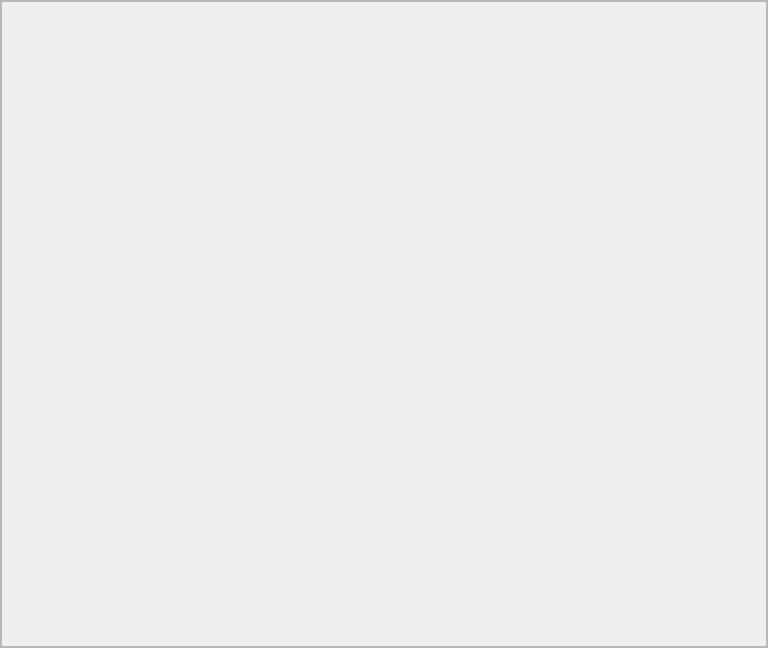
Above: ui/ui_files/custom_interior_condition.ui from ali7haider/railway-automation-system before the change. Below: the same form after it.
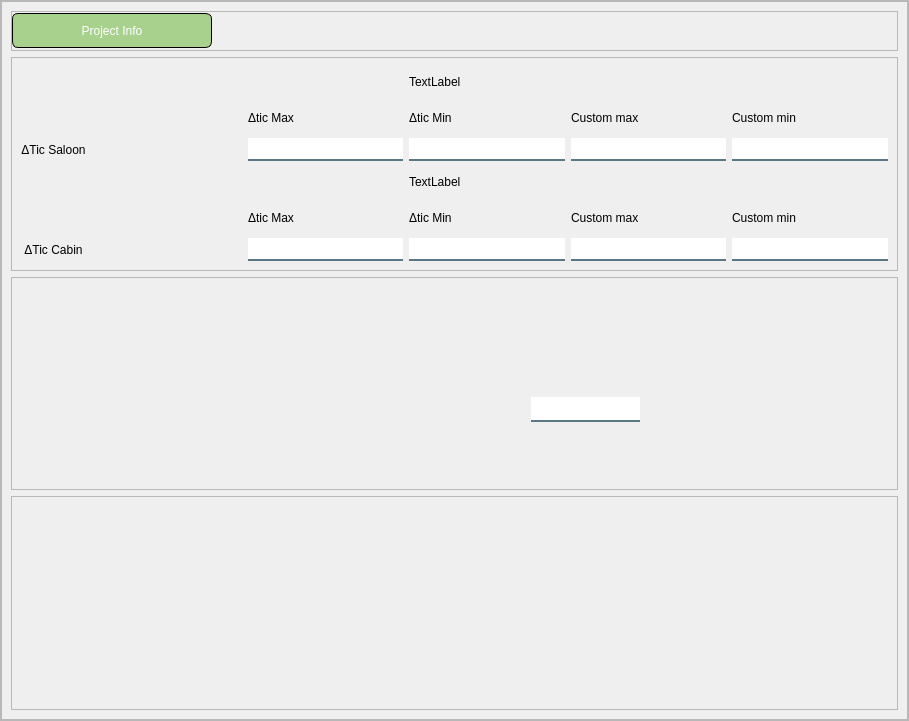
That is the form after the change.

Commit message: Enhance custom interior condition UI with updated dimensions and additional layout elements for improved user experience

```diff
--- a/ui/ui_files/custom_interior_condition.ui
+++ b/ui/ui_files/custom_interior_condition.ui
@@ -6,8 +6,8 @@
    <rect>
     <x>0</x>
     <y>0</y>
-    <width>768</width>
-    <height>648</height>
+    <width>909</width>
+    <height>721</height>
    </rect>
   </property>
   <property name="windowTitle">
@@ -93,10 +93,283 @@
           <rect>
            <x>0</x>
            <y>0</y>
-           <width>764</width>
-           <height>644</height>
+           <width>905</width>
+           <height>717</height>
           </rect>
          </property>
+         <layout class="QVBoxLayout" name="verticalLayout_3">
+          <item>
+           <widget class="QFrame" name="frame_2">
+            <property name="maximumSize">
+             <size>
+              <width>16777215</width>
+              <height>40</height>
+             </size>
+            </property>
+            <property name="frameShape">
+             <enum>QFrame::StyledPanel</enum>
+            </property>
+            <property name="frameShadow">
+             <enum>QFrame::Raised</enum>
+            </property>
+            <layout class="QVBoxLayout" name="verticalLayout_4">
+             <property name="spacing">
+              <number>0</number>
+             </property>
+             <property name="leftMargin">
+              <number>0</number>
+             </property>
+             <property name="topMargin">
+              <number>0</number>
+             </property>
+             <property name="rightMargin">
+              <number>0</number>
+             </property>
+             <property name="bottomMargin">
+              <number>0</number>
+             </property>
+             <item alignment="Qt::AlignLeft">
+              <widget class="QLabel" name="label">
+               <property name="minimumSize">
+                <size>
+                 <width>200</width>
+                 <height>0</height>
+                </size>
+               </property>
+               <property name="maximumSize">
+                <size>
+                 <width>16777215</width>
+                 <height>35</height>
+                </size>
+               </property>
+               <property name="styleSheet">
+                <string notr="true">border-radius:6px;
+padding:5px;
+border:1px solid black;
+background-color:#A9D18E;
+color:#fff;</string>
+               </property>
+               <property name="text">
+                <string>Project Info</string>
+               </property>
+               <property name="alignment">
+                <set>Qt::AlignCenter</set>
+               </property>
+              </widget>
+             </item>
+            </layout>
+           </widget>
+          </item>
+          <item>
+           <widget class="QFrame" name="frame_3">
+            <property name="frameShape">
+             <enum>QFrame::StyledPanel</enum>
+            </property>
+            <property name="frameShadow">
+             <enum>QFrame::Raised</enum>
+            </property>
+            <layout class="QGridLayout" name="gridLayout">
+             <item row="0" column="3">
+              <widget class="QLabel" name="lblSaloonStandard">
+               <property name="text">
+                <string>TextLabel</string>
+               </property>
+              </widget>
+             </item>
+             <item row="5" column="5">
+              <widget class="QLineEdit" name="lineEdit_10"/>
+             </item>
+             <item row="4" column="4">
+              <widget class="QLabel" name="lblSaloonStandard_5">
+               <property name="text">
+                <string>Custom max</string>
+               </property>
+               <property name="alignment">
+                <set>Qt::AlignLeading|Qt::AlignLeft|Qt::AlignVCenter</set>
+               </property>
+              </widget>
+             </item>
+             <item row="1" column="2">
+              <widget class="QLabel" name="lblSaloonStandard_7">
+               <property name="text">
+                <string>Δtic Max</string>
+               </property>
+               <property name="alignment">
+                <set>Qt::AlignLeading|Qt::AlignLeft|Qt::AlignVCenter</set>
+               </property>
+              </widget>
+             </item>
+             <item row="4" column="5">
+              <widget class="QLabel" name="lblSaloonStandard_6">
+               <property name="text">
+                <string>Custom min</string>
+               </property>
+               <property name="alignment">
+                <set>Qt::AlignLeading|Qt::AlignLeft|Qt::AlignVCenter</set>
+               </property>
+              </widget>
+             </item>
+             <item row="1" column="4">
+              <widget class="QLabel" name="lblSaloonStandard_9">
+               <property name="text">
+                <string>Custom max</string>
+               </property>
+               <property name="alignment">
+                <set>Qt::AlignLeading|Qt::AlignLeft|Qt::AlignVCenter</set>
+               </property>
+              </widget>
+             </item>
+             <item row="1" column="3">
+              <widget class="QLabel" name="lblSaloonStandard_8">
+               <property name="text">
+                <string>Δtic Min</string>
+               </property>
+               <property name="alignment">
+                <set>Qt::AlignLeading|Qt::AlignLeft|Qt::AlignVCenter</set>
+               </property>
+              </widget>
+             </item>
+             <item row="1" column="5">
+              <widget class="QLabel" name="lblSaloonStandard_11">
+               <property name="text">
+                <string>Custom min</string>
+               </property>
+               <property name="alignment">
+                <set>Qt::AlignLeading|Qt::AlignLeft|Qt::AlignVCenter</set>
+               </property>
+              </widget>
+             </item>
+             <item row="2" column="0">
+              <widget class="QLabel" name="lblSaloonStandard_3">
+               <property name="text">
+                <string>ΔTic Saloon</string>
+               </property>
+               <property name="alignment">
+                <set>Qt::AlignCenter</set>
+               </property>
+              </widget>
+             </item>
+             <item row="5" column="0">
+              <widget class="QLabel" name="labelTicStandard">
+               <property name="text">
+                <string>ΔTic Cabin</string>
+               </property>
+               <property name="alignment">
+                <set>Qt::AlignCenter</set>
+               </property>
+              </widget>
+             </item>
+             <item row="5" column="2">
+              <widget class="QLineEdit" name="lineEdit_4"/>
+             </item>
+             <item row="2" column="2">
+              <widget class="QLineEdit" name="lineEdit"/>
+             </item>
+             <item row="2" column="3">
+              <widget class="QLineEdit" name="lineEdit_7"/>
+             </item>
+             <item row="5" column="3">
+              <widget class="QLineEdit" name="lineEdit_6"/>
+             </item>
+             <item row="5" column="4">
+              <widget class="QLineEdit" name="lineEdit_3"/>
+             </item>
+             <item row="4" column="2">
+              <widget class="QLabel" name="lblSaloonStandard_2">
+               <property name="text">
+                <string>Δtic Max</string>
+               </property>
+               <property name="alignment">
+                <set>Qt::AlignLeading|Qt::AlignLeft|Qt::AlignVCenter</set>
+               </property>
+              </widget>
+             </item>
+             <item row="4" column="3">
+              <widget class="QLabel" name="lblSaloonStandard_4">
+               <property name="text">
+                <string>Δtic Min</string>
+               </property>
+               <property name="alignment">
+                <set>Qt::AlignLeading|Qt::AlignLeft|Qt::AlignVCenter</set>
+               </property>
+              </widget>
+             </item>
+             <item row="2" column="4">
+              <widget class="QLineEdit" name="lineEdit_5"/>
+             </item>
+             <item row="2" column="5">
+              <widget class="QLineEdit" name="lineEdit_8"/>
+             </item>
+             <item row="2" column="1">
+              <spacer name="horizontalSpacer">
+               <property name="orientation">
+                <enum>Qt::Horizontal</enum>
+               </property>
+               <property name="sizeHint" stdset="0">
+                <size>
+                 <width>40</width>
+                 <height>20</height>
+                </size>
+               </property>
+              </spacer>
+             </item>
+             <item row="3" column="3">
+              <widget class="QLabel" name="label_2">
+               <property name="text">
+                <string>TextLabel</string>
+               </property>
+              </widget>
+             </item>
+            </layout>
+           </widget>
+          </item>
+          <item>
+           <widget class="QFrame" name="frame_4">
+            <property name="frameShape">
+             <enum>QFrame::StyledPanel</enum>
+            </property>
+            <property name="frameShadow">
+             <enum>QFrame::Raised</enum>
+            </property>
+            <widget class="QLineEdit" name="lineEdit_9">
+             <property name="geometry">
+              <rect>
+               <x>520</x>
+               <y>120</y>
+               <width>109</width>
+               <height>25</height>
+              </rect>
+             </property>
+            </widget>
+            <widget class="QLabel" name="lblSaloonStandard_10">
+             <property name="geometry">
+              <rect>
+               <x>340</x>
+               <y>180</y>
+               <width>190</width>
+               <height>113</height>
+              </rect>
+             </property>
+             <property name="text">
+              <string>TextLabel</string>
+             </property>
+             <property name="alignment">
+              <set>Qt::AlignLeading|Qt::AlignLeft|Qt::AlignVCenter</set>
+             </property>
+            </widget>
+           </widget>
+          </item>
+          <item>
+           <widget class="QFrame" name="frame_5">
+            <property name="frameShape">
+             <enum>QFrame::StyledPanel</enum>
+            </property>
+            <property name="frameShadow">
+             <enum>QFrame::Raised</enum>
+            </property>
+           </widget>
+          </item>
+         </layout>
         </widget>
        </widget>
       </item>
```
